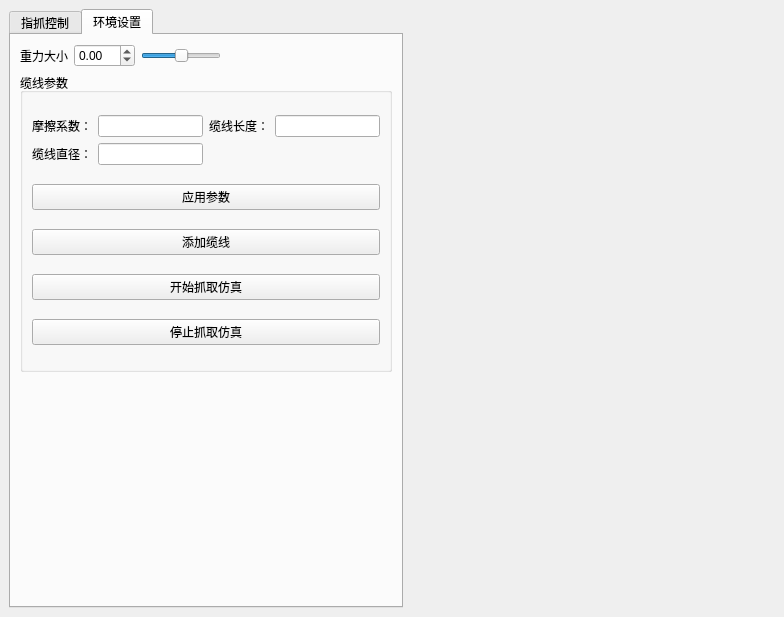
The window that ui/MainWindow.ui (unishuai/softSim) describes before a commit, drawn with Qt 5.
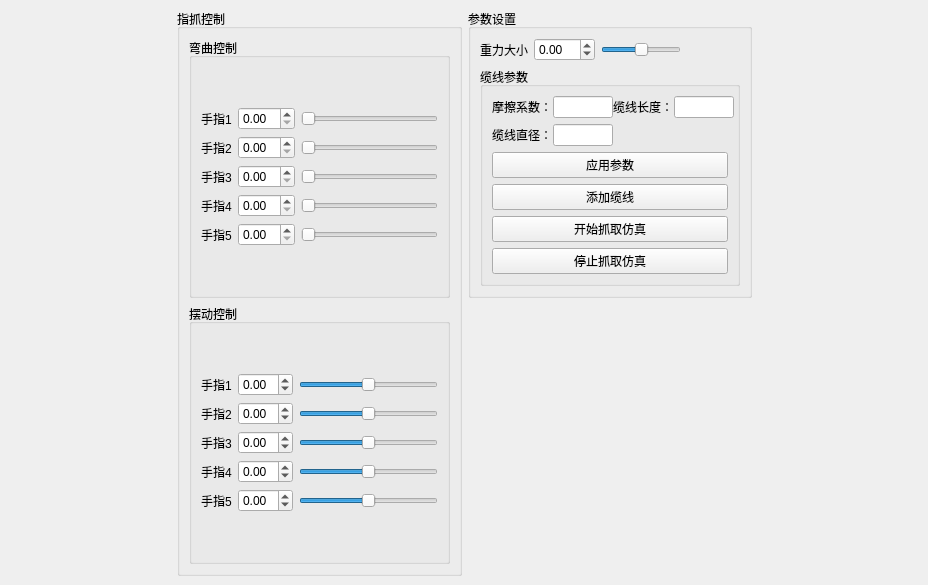
The same window after the commit. Icons and pictures are not drawn.

Patch:
```diff
--- a/ui/MainWindow.ui
+++ b/ui/MainWindow.ui
@@ -7,8 +7,8 @@
    <rect>
     <x>0</x>
     <y>0</y>
-    <width>784</width>
-    <height>617</height>
+    <width>928</width>
+    <height>585</height>
    </rect>
   </property>
   <property name="windowTitle">
@@ -19,19 +19,28 @@
     <normaloff>:/Satoru02.jpg</normaloff>:/Satoru02.jpg</iconset>
   </property>
   <widget class="QWidget" name="centralwidget">
-   <layout class="QHBoxLayout" name="horizontalLayout">
+   <layout class="QHBoxLayout" name="horizontalLayout_7">
     <item>
-     <layout class="QVBoxLayout" name="verticalLayout_3" stretch="0,2">
-      <item>
-       <widget class="QTabWidget" name="tabWidget">
-        <property name="currentIndex">
-         <number>1</number>
-        </property>
-        <widget class="QWidget" name="modelWidget">
-         <attribute name="title">
+     <spacer name="horizontalSpacer_3">
+      <property name="orientation">
+       <enum>Qt::Horizontal</enum>
+      </property>
+      <property name="sizeHint" stdset="0">
+       <size>
+        <width>234</width>
+        <height>20</height>
+       </size>
+      </property>
+     </spacer>
+    </item>
+    <item>
+     <layout class="QHBoxLayout" name="horizontalLayout" stretch="2,2">
+      <item>
+       <widget class="QGroupBox" name="groupBox_4">
+        <property name="title">
           <string>指抓控制</string>
-         </attribute>
-         <layout class="QVBoxLayout" name="verticalLayout_2">
+        </property>
+        <layout class="QVBoxLayout" name="verticalLayout_10">
           <item>
            <widget class="QGroupBox" name="groupBox">
             <property name="title">
@@ -456,11 +465,15 @@
           </item>
          </layout>
         </widget>
-        <widget class="QWidget" name="envWidget">
-         <attribute name="title">
-          <string>环境设置</string>
-         </attribute>
-         <layout class="QVBoxLayout" name="verticalLayout" stretch="1,4,3">
+      </item>
+      <item>
+       <layout class="QVBoxLayout" name="verticalLayout_3">
+        <item>
+         <widget class="QGroupBox" name="groupBox_5">
+          <property name="title">
+           <string>参数设置</string>
+          </property>
+          <layout class="QVBoxLayout" name="verticalLayout_2">
           <item>
            <layout class="QHBoxLayout" name="horizontalLayout_3">
             <item>
@@ -558,7 +571,14 @@
                 </widget>
                </item>
                <item row="0" column="1">
-                <widget class="QLineEdit" name="le_cableFriction"/>
+                 <widget class="QLineEdit" name="le_cableFriction">
+                  <property name="minimumSize">
+                   <size>
+                    <width>60</width>
+                    <height>0</height>
+                   </size>
+                  </property>
+                 </widget>
                </item>
                <item row="0" column="2">
                 <widget class="QLabel" name="label_13">
@@ -568,7 +588,14 @@
                 </widget>
                </item>
                <item row="0" column="3">
-                <widget class="QLineEdit" name="le_cableLen"/>
+                 <widget class="QLineEdit" name="le_cableLen">
+                  <property name="minimumSize">
+                   <size>
+                    <width>60</width>
+                    <height>0</height>
+                   </size>
+                  </property>
+                 </widget>
                </item>
                <item row="1" column="0">
                 <widget class="QLabel" name="label_15">
@@ -578,7 +605,14 @@
                 </widget>
                </item>
                <item row="1" column="1">
-                <widget class="QLineEdit" name="le_cableDiameter"/>
+                 <widget class="QLineEdit" name="le_cableDiameter">
+                  <property name="minimumSize">
+                   <size>
+                    <width>60</width>
+                    <height>0</height>
+                   </size>
+                  </property>
+                 </widget>
                </item>
               </layout>
              </item>
@@ -613,27 +647,13 @@
             </layout>
            </widget>
           </item>
+          </layout>
+         </widget>
+        </item>
           <item>
            <spacer name="verticalSpacer">
             <property name="orientation">
-             <enum>Qt::Orientation::Vertical</enum>
-            </property>
-            <property name="sizeHint" stdset="0">
-             <size>
-              <width>20</width>
-              <height>364</height>
-             </size>
-            </property>
-           </spacer>
-          </item>
-         </layout>
-        </widget>
-       </widget>
-      </item>
-      <item>
-       <spacer name="verticalSpacer_2">
-        <property name="orientation">
-         <enum>Qt::Orientation::Vertical</enum>
+           <enum>Qt::Vertical</enum>
         </property>
         <property name="sizeHint" stdset="0">
          <size>
@@ -645,14 +665,16 @@
       </item>
      </layout>
     </item>
+     </layout>
+    </item>
     <item>
-     <spacer name="horizontalSpacer_2">
+     <spacer name="horizontalSpacer_4">
       <property name="orientation">
        <enum>Qt::Orientation::Horizontal</enum>
       </property>
       <property name="sizeHint" stdset="0">
        <size>
-        <width>377</width>
+        <width>233</width>
         <height>20</height>
        </size>
       </property>
```
Left out of the diff: 30 changed lines with no effect on the pictures. Lines whose indentation alone changed are shown as unchanged.
